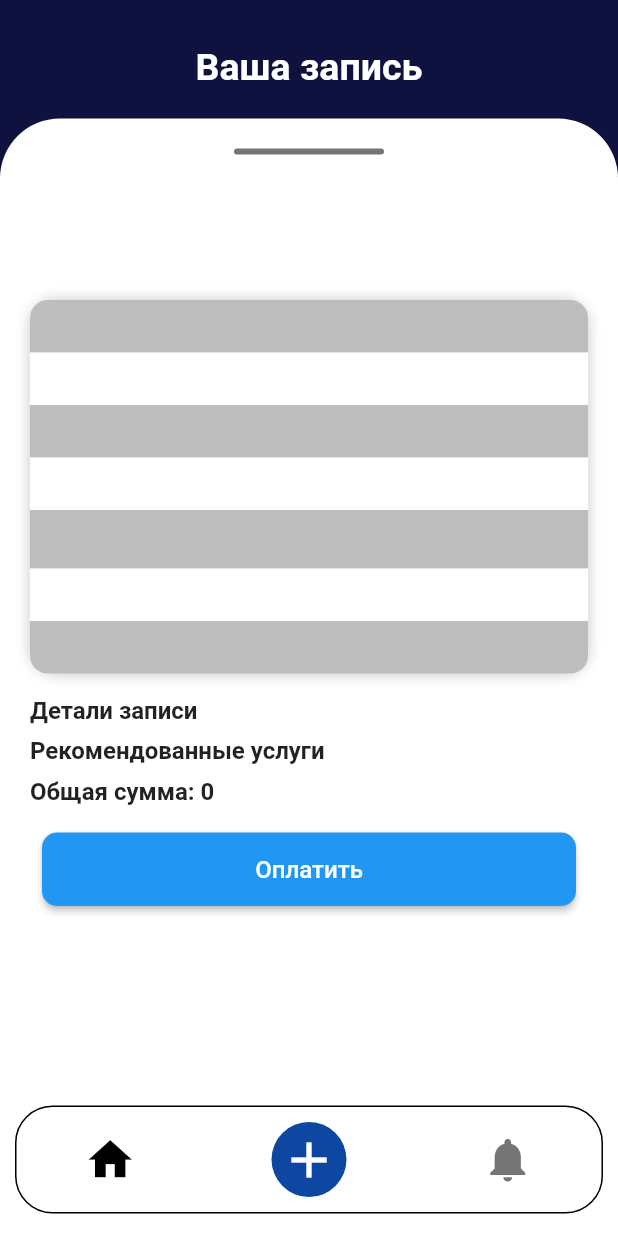
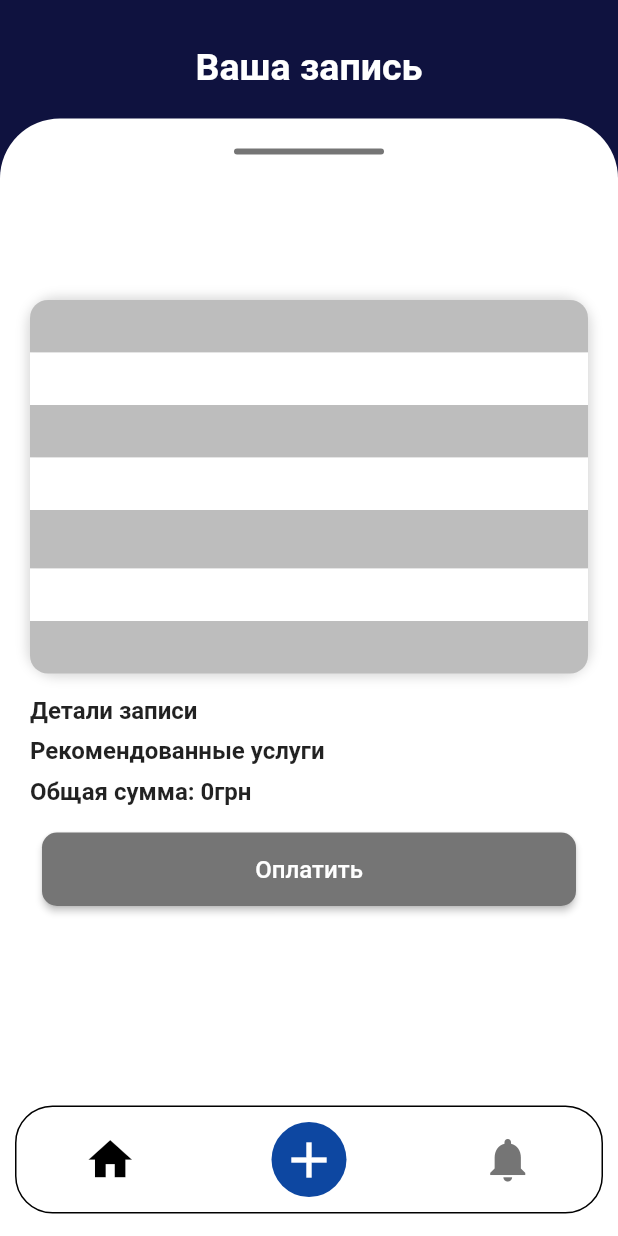
Before and after one commit to Arthurysh/NotiKey-Mobile, a Flutter app: the DetailNote screen opened directly with empty values, on a phone screen of 412 x 824 dp. Run offline on Flutter 3.47's test engine with Material 2 defaults, Android fonts, the phone set to English and light mode, and no system bars; our stand-ins replace flutter_slidable.

Commit message:
Fixed some bugs

```diff
--- a/lib/Entity/service.dart
+++ b/lib/Entity/service.dart
@@ -1,7 +1,7 @@
 class Service {
   late int id;
   late String name;
-  late String price;
+  late int price;
 
   Service(this.id, this.name, this.price);
 }
--- a/lib/Services/connect_controller.dart
+++ b/lib/Services/connect_controller.dart
@@ -31,7 +31,7 @@ class ConnectController {
   }
 
   Future<List> getData(String url, data) async {
-    late List userData;
+    late List userData = [];
 
     String parametrs = '';
     if (data.keys.length != 0) {
--- a/lib/detail_note.dart
+++ b/lib/detail_note.dart
@@ -21,9 +21,14 @@ class DetailNote extends StatefulWidget {
 
 class _DetailNoteState extends State<DetailNote> {
   List<String> noteDetails = ['A', 'B', 'C', 'D'];
+  late Note viewNoteObj;
+  bool isActivePayBtn = false;
   int resultPrice = 0;
-  late Note viewNoteObj;
-  _DetailNoteState(this.viewNoteObj, {Key? key});
+
+  _DetailNoteState(this.viewNoteObj) {
+    isActivePayBtn = checkPayStatus();
+    calculateServiceTotalCost();
+  }
   // final _paymentItems = [
   //   PaymentItem(
   //     label: 'Total',
@@ -33,6 +38,19 @@ class _DetailNoteState extends State<DetailNote> {
   // ];
   void onGooglePayResult(paymentResult) {
     debugPrint(paymentResult.toString());
+  }
+
+  bool checkPayStatus() {
+    if (viewNoteObj.status == 'Готово к оплате') {
+      return true;
+    }
+    return false;
+  }
+
+  calculateServiceTotalCost() {
+    viewNoteObj.services.forEach((element) {
+      resultPrice += element.price;
+    });
   }
 
   @override
@@ -220,7 +238,7 @@ class _DetailNoteState extends State<DetailNote> {
                                 padding:
                                     const EdgeInsets.only(top: 8, bottom: 8),
                                 child: Text(
-                                  "Общая сумма: $resultPrice",
+                                  "Общая сумма: $resultPriceгрн",
                                   style: const TextStyle(
                                     fontSize: 16,
                                     fontWeight: FontWeight.bold,
@@ -253,12 +271,18 @@ class _DetailNoteState extends State<DetailNote> {
                                     borderRadius: BorderRadius.circular(10.0),
                                   ),
                                 ),
-                            ),
+                                backgroundColor: isActivePayBtn
+                                    ? MaterialStateProperty.all(
+                                        Colors.blue[600])
+                                    : MaterialStateProperty.all(
+                                        Colors.grey[600])),
                             child: const Text("Оплатить",
                                 style: TextStyle(fontSize: 16)),
                             onPressed: () {
                               // ignore: avoid_print
+                              if (isActivePayBtn) {
                                 print("Clicked");
+                              }
                             },
                           ),
                         )
--- a/lib/notes.dart
+++ b/lib/notes.dart
@@ -290,6 +290,8 @@ class _DismissibleListState extends State<ListSidableWidget> {
     List response = await connect.startGetMethod(
         'http://localhost:8000/api/notesInfo', {"userId": this.userId});
 
+    print(response);
+
     List<Note> notesArr = [];
     int noteCount = 0;
     for (var note in response) {
@@ -299,7 +301,8 @@ class _DismissibleListState extends State<ListSidableWidget> {
 
       for (var service in note['services']) {
         services.add(
-          Service(service['servicesId'], service['name'], service['price']),
+          Service(service['servicesId'], service['name'],
+              int.parse(service['price'])),
         );
       }
 
```
Lines whose indentation alone changed are shown as unchanged.
